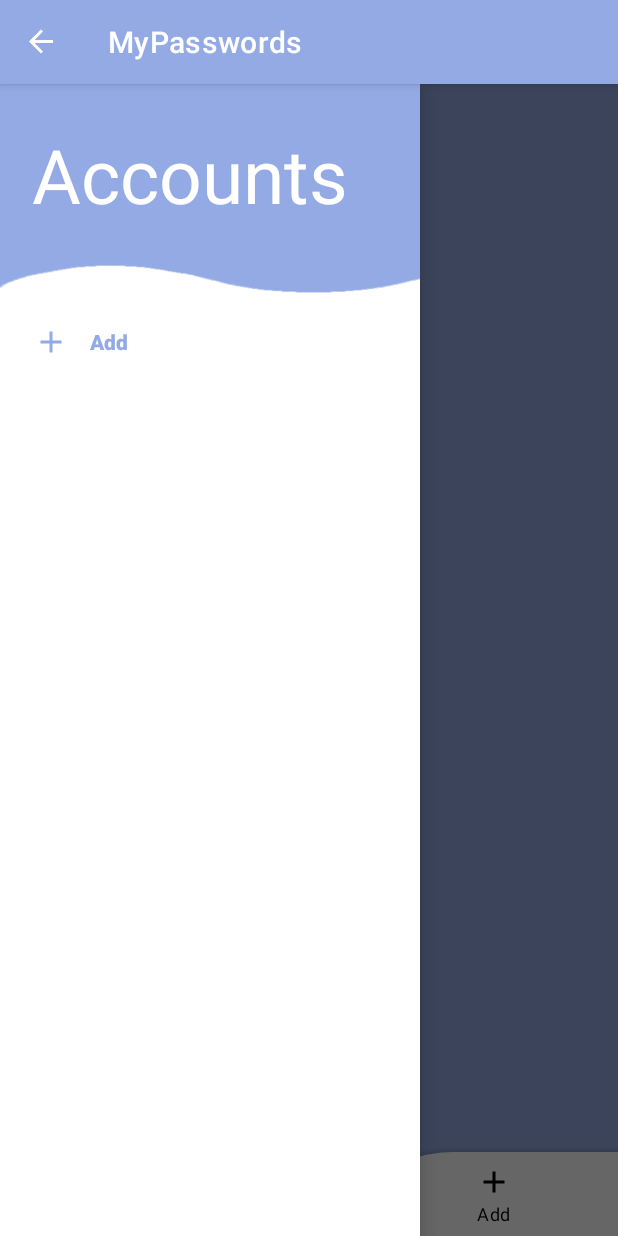
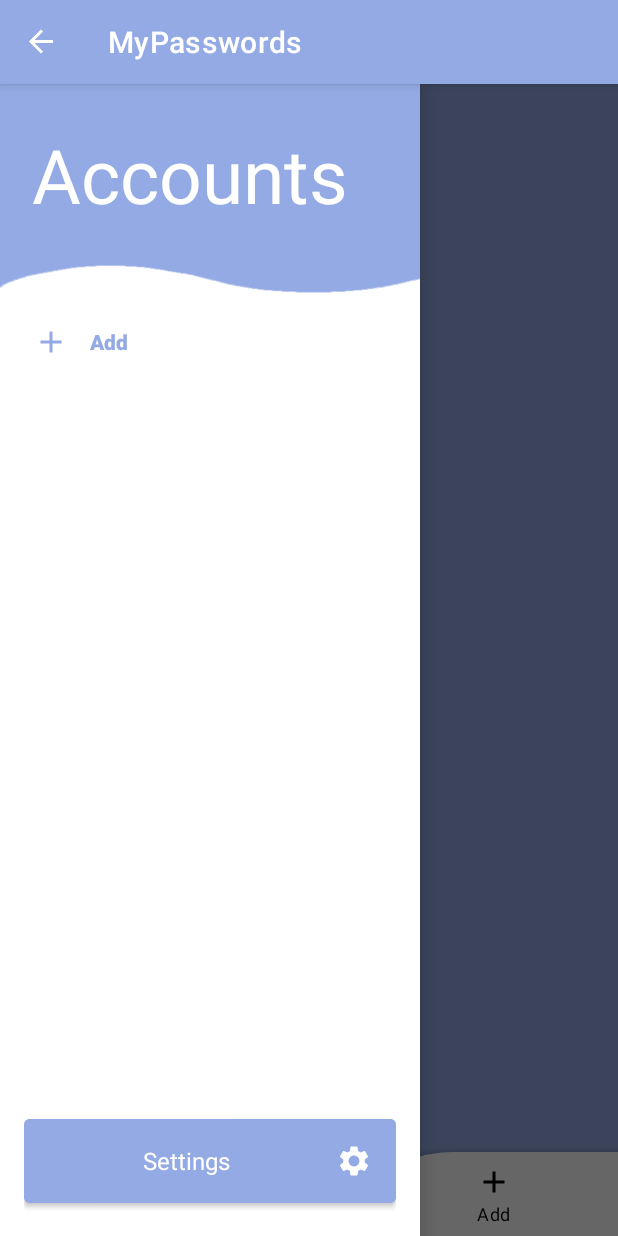
Before and after one commit to Bregaa/MyPasswordsAndroidApp, an Android app: the screen it shows after launch (MainActivity), with the side drawer open, on a phone screen of 412 x 824 dp. Run offline under Robolectric (Android 15) with nearby library versions, the phone set to English and light mode, and no system bars.

Commit message:
Added settings button in the drawer menu, that opens the settings fragment

```diff
--- a/app/src/main/java/it/matteobreganni/mypasswords/ui/MainActivity.java
+++ b/app/src/main/java/it/matteobreganni/mypasswords/ui/MainActivity.java
@@ -20,6 +20,7 @@ import android.widget.Button;
 import android.widget.EditText;
 import android.widget.TextView;
 
+import com.google.android.material.button.MaterialButton;
 import com.google.android.material.navigation.NavigationView;
 
 import java.util.List;
@@ -74,6 +75,19 @@ public class MainActivity extends AppCompatActivity {
                 showAddAccountDialog();
                 binding.drawerLayout.closeDrawer(GravityCompat.START);
                 return true;
+            }
+        });
+
+        //Handles the drawer menu's "settings" button
+        MaterialButton settingsButton = findViewById(R.id.settingsButton);
+        settingsButton.setOnClickListener(new View.OnClickListener() {
+            @Override
+            public void onClick(View v) {
+                binding.drawerLayout.closeDrawer(GravityCompat.START);
+
+                binding.bottomNavigationView.setSelectedItemId(R.id.home);
+                changeFabColor(false);
+                replaceFragment(new SettingsFragment());
             }
         });
 
--- /dev/null
+++ b/app/src/main/res/drawable/ic_baseline_check_circle_24.xml
@@ -0,0 +1,5 @@
+<vector android:height="24dp" android:tint="#000000"
+    android:viewportHeight="24" android:viewportWidth="24"
+    android:width="24dp" xmlns:android="http://schemas.android.com/apk/res/android">
+    <path android:fillColor="@android:color/white" android:pathData="M12,2C6.48,2 2,6.48 2,12s4.48,10 10,10 10,-4.48 10,-10S17.52,2 12,2zM10,17l-5,-5 1.41,-1.41L10,14.17l7.59,-7.59L19,8l-9,9z"/>
+</vector>
--- /dev/null
+++ b/app/src/main/res/drawable/ic_baseline_delete_24.xml
@@ -0,0 +1,5 @@
+<vector android:height="24dp" android:tint="#000000"
+    android:viewportHeight="24" android:viewportWidth="24"
+    android:width="24dp" xmlns:android="http://schemas.android.com/apk/res/android">
+    <path android:fillColor="@android:color/white" android:pathData="M6,19c0,1.1 0.9,2 2,2h8c1.1,0 2,-0.9 2,-2V7H6v12zM19,4h-3.5l-1,-1h-5l-1,1H5v2h14V4z"/>
+</vector>
--- /dev/null
+++ b/app/src/main/res/drawable/ic_baseline_settings_24.xml
@@ -0,0 +1,5 @@
+<vector android:height="24dp" android:tint="#000000"
+    android:viewportHeight="24" android:viewportWidth="24"
+    android:width="24dp" xmlns:android="http://schemas.android.com/apk/res/android">
+    <path android:fillColor="@android:color/white" android:pathData="M19.14,12.94c0.04,-0.3 0.06,-0.61 0.06,-0.94c0,-0.32 -0.02,-0.64 -0.07,-0.94l2.03,-1.58c0.18,-0.14 0.23,-0.41 0.12,-0.61l-1.92,-3.32c-0.12,-0.22 -0.37,-0.29 -0.59,-0.22l-2.39,0.96c-0.5,-0.38 -1.03,-0.7 -1.62,-0.94L14.4,2.81c-0.04,-0.24 -0.24,-0.41 -0.48,-0.41h-3.84c-0.24,0 -0.43,0.17 -0.47,0.41L9.25,5.35C8.66,5.59 8.12,5.92 7.63,6.29L5.24,5.33c-0.22,-0.08 -0.47,0 -0.59,0.22L2.74,8.87C2.62,9.08 2.66,9.34 2.86,9.48l2.03,1.58C4.84,11.36 4.8,11.69 4.8,12s0.02,0.64 0.07,0.94l-2.03,1.58c-0.18,0.14 -0.23,0.41 -0.12,0.61l1.92,3.32c0.12,0.22 0.37,0.29 0.59,0.22l2.39,-0.96c0.5,0.38 1.03,0.7 1.62,0.94l0.36,2.54c0.05,0.24 0.24,0.41 0.48,0.41h3.84c0.24,0 0.44,-0.17 0.47,-0.41l0.36,-2.54c0.59,-0.24 1.13,-0.56 1.62,-0.94l2.39,0.96c0.22,0.08 0.47,0 0.59,-0.22l1.92,-3.32c0.12,-0.22 0.07,-0.47 -0.12,-0.61L19.14,12.94zM12,15.6c-1.98,0 -3.6,-1.62 -3.6,-3.6s1.62,-3.6 3.6,-3.6s3.6,1.62 3.6,3.6S13.98,15.6 12,15.6z"/>
+</vector>
--- a/app/src/main/res/layout/activity_main.xml
+++ b/app/src/main/res/layout/activity_main.xml
@@ -65,7 +65,32 @@
         app:menu="@menu/drawer_menu"
         app:theme="@style/DrawerMenuSelectedItemBackground"
         app:itemShapeAppearanceOverlay="@style/DrawerMenuRoundedItems"
-        app:headerLayout="@layout/drawer_menu_header"/>
+        app:headerLayout="@layout/drawer_menu_header">
+
+        <LinearLayout
+            android:layout_width="match_parent"
+            android:layout_height="wrap_content"
+            android:layout_gravity="bottom"
+            android:orientation="vertical"
+            android:padding="16dp"
+            android:background="?attr/colorSurface">
+
+            <com.google.android.material.button.MaterialButton
+                android:id="@+id/settingsButton"
+                android:layout_width="match_parent"
+                android:layout_height="wrap_content"
+                android:textAlignment="center"
+                android:textSize="16sp"
+                android:textColor="@color/white"
+                android:backgroundTint="@color/drawerMenuHeader"
+                android:drawableEnd="@drawable/ic_baseline_settings_24"
+                android:drawableTint="@android:color/white"
+                android:drawablePadding="16dp"
+                android:padding="16dp"
+                android:text="Settings"
+                android:textAppearance="@style/TextAppearance.AppCompat.Body1" />
+        </LinearLayout>
+    </com.google.android.material.navigation.NavigationView>
 
 
 </androidx.drawerlayout.widget.DrawerLayout>
--- a/app/src/main/res/values-night/colors.xml
+++ b/app/src/main/res/values-night/colors.xml
@@ -29,4 +29,8 @@
     <color name="popupPrimary">@android:color/system_accent1_400</color>
     <color name="popupSecondary">@android:color/system_accent2_400</color>
     <color name="popupHintText">#7E7E7E</color>
+
+    <!-- Settings colors-->
+    <color name="settingsPrimary">@android:color/system_accent1_300</color>
+
 </resources>
--- a/app/src/main/res/values/colors.xml
+++ b/app/src/main/res/values/colors.xml
@@ -30,4 +30,7 @@
     <color name="popupSecondary">@android:color/system_accent2_300</color>
     <color name="popupHintText">#7E7E7E</color>
 
-    </resources>
+    <!-- Settings colors-->
+    <color name="settingsPrimary">@android:color/system_accent1_300</color>
+
+</resources>
--- a/app/src/main/res/values/strings.xml
+++ b/app/src/main/res/values/strings.xml
@@ -2,4 +2,6 @@
     <string name="app_name">MyPasswords</string>
     <string name="navigation_drawer_open">Open Navigation Drawer</string>
     <string name="navigation_drawer_close">Close Navigation Drawer</string>
+    <!-- TODO: Remove or change this placeholder text -->
+    <string name="hello_blank_fragment">Hello blank fragment</string>
 </resources>
```
Also changed, not shown: app/src/main/AndroidManifest.xml (+7 -0 lines), app/src/main/java/it/matteobreganni/mypasswords/ui/SettingsFragment.java (added, +21 -0 lines), app/src/main/res/layout/fragment_settings.xml (added, +28 -0 lines), app/src/main/res/layout/item_account_settings.xml (added, +38 -0 lines).
